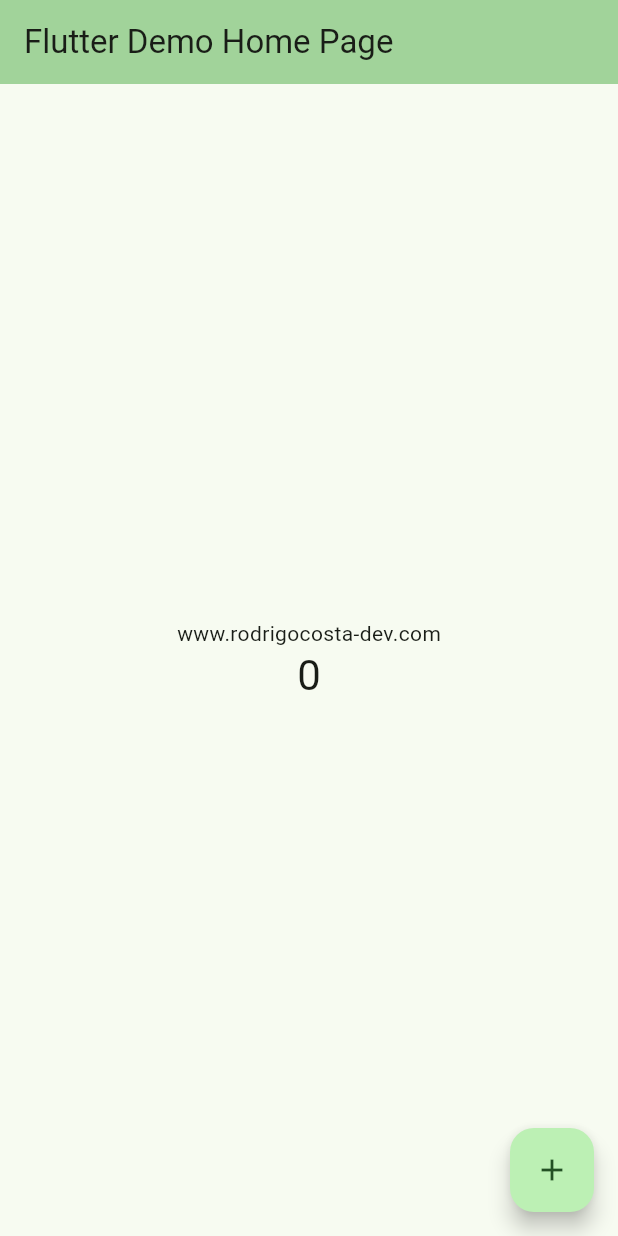
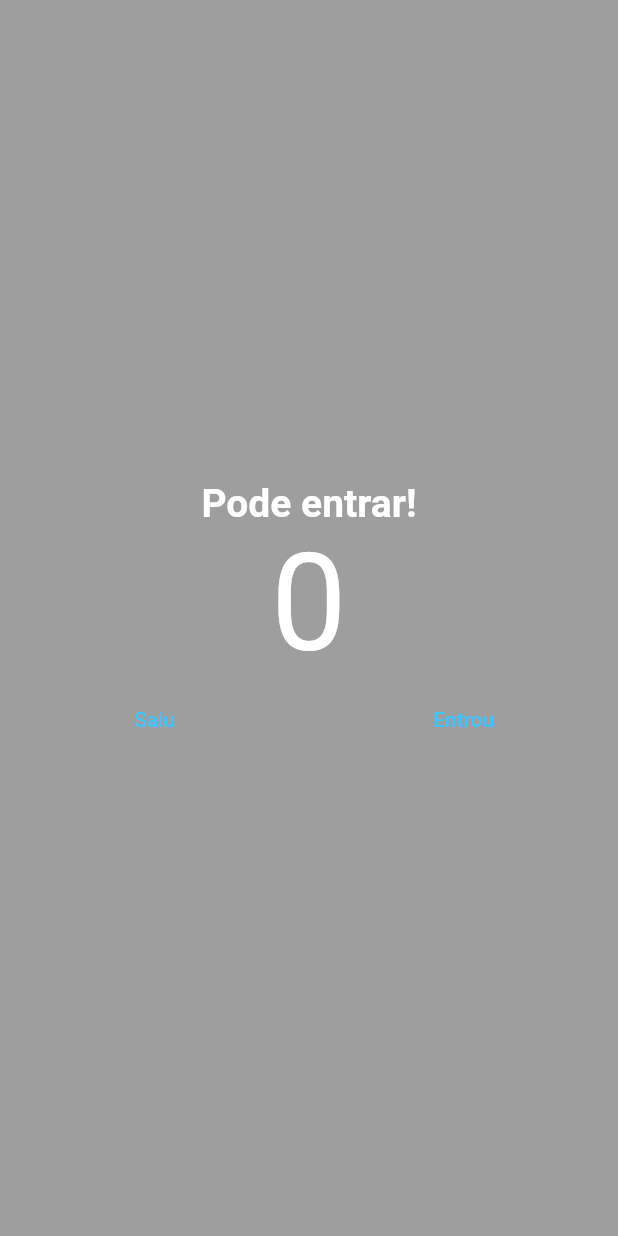
Before and after one commit to RodrigoCosta1983/contador, a Flutter app: the screen it shows after launch, on a phone screen of 412 x 824 dp. Run offline on Flutter 3.47's test engine with Material 2 defaults, Android fonts, the phone set to English and light mode, and no system bars.

Commit message:
UPDT Commit

```diff
--- a/lib/main.dart
+++ b/lib/main.dart
@@ -7,120 +7,57 @@ void main() {
 class MyApp extends StatelessWidget {
   const MyApp({super.key});
 
-  // This widget is the root of your application.
   @override
   Widget build(BuildContext context) {
-    return MaterialApp(
-      title: 'Flutter Demo',
-      theme: ThemeData(
-        // This is the theme of your application.
-        //
-        // TRY THIS: Try running your application with "flutter run". You'll see
-        // the application has a blue toolbar. Then, without quitting the app,
-        // try changing the seedColor in the colorScheme below to Colors.green
-        // and then invoke "hot reload" (save your changes or press the "hot
-        // reload" button in a Flutter-supported IDE, or press "r" if you used
-        // the command line to start the app).
-        //
-        // Notice that the counter didn't reset back to zero; the application
-        // state is not lost during the reload. To reset the state, use hot
-        // restart instead.
-        //
-        // This works for code too, not just values: Most code changes can be
-        // tested with just a hot reload.
-        colorScheme: ColorScheme.fromSeed(seedColor: Colors.green),
-        useMaterial3: true,
-      ),
-      home: const MyHomePage(title: 'Flutter Demo Home Page'),
+    return const MaterialApp(
+      home: HomePage(),
     );
   }
 }
 
-class MyHomePage extends StatefulWidget {
-  const MyHomePage({super.key, required this.title});
-
-  // This widget is the home page of your application. It is stateful, meaning
-  // that it has a State object (defined below) that contains fields that affect
-  // how it looks.
-
-  // This class is the configuration for the state. It holds the values (in this
-  // case the title) provided by the parent (in this case the App widget) and
-  // used by the build method of the State. Fields in a Widget subclass are
-  // always marked "final".
-
-  final String title;
-
-  @override
-  State<MyHomePage> createState() => _MyHomePageState();
+void decrement() {
+  print('Decrement');
 }
 
-class _MyHomePageState extends State<MyHomePage> {
-  int _counter = 0;
+void increment() {
+  print('InDecrement');
+}
 
-  void _incrementCounter() {
-    setState(() {
-      // This call to setState tells the Flutter framework that something has
-      // changed in this State, which causes it to rerun the build method below
-      // so that the display can reflect the updated values. If we changed
-      // _counter without calling setState(), then the build method would not be
-      // called again, and so nothing would appear to happen.
-      _counter++;
-    });
-  }
+class HomePage extends StatelessWidget {
+  const HomePage({super.key});
 
   @override
   Widget build(BuildContext context) {
-    // This method is rerun every time setState is called, for instance as done
-    // by the _incrementCounter method above.
-    //
-    // The Flutter framework has been optimized to make rerunning build methods
-    // fast, so that you can just rebuild anything that needs updating rather
-    // than having to individually change instances of widgets.
-    return Scaffold(
-      appBar: AppBar(
-        // TRY THIS: Try changing the color here to a specific color (to
-        // Colors.amber, perhaps?) and trigger a hot reload to see the AppBar
-        // change color while the other colors stay the same.
-        backgroundColor: Theme.of(context).colorScheme.inversePrimary,
-        // Here we take the value from the MyHomePage object that was created by
-        // the App.build method, and use it to set our appbar title.
-        title: Text(widget.title),
-      ),
-      body: Center(
-        // Center is a layout widget. It takes a single child and positions it
-        // in the middle of the parent.
-        child: Column(
-          // Column is also a layout widget. It takes a list of children and
-          // arranges them vertically. By default, it sizes itself to fit its
-          // children horizontally, and tries to be as tall as its parent.
-          //
-          // Column has various properties to control how it sizes itself and
-          // how it positions its children. Here we use mainAxisAlignment to
-          // center the children vertically; the main axis here is the vertical
-          // axis because Columns are vertical (the cross axis would be
-          // horizontal).
-          //
-          // TRY THIS: Invoke "debug painting" (choose the "Toggle Debug Paint"
-          // action in the IDE, or press "p" in the console), to see the
-          // wireframe for each widget.
+    return const Scaffold(
+      backgroundColor: Colors.black38,
+      body: Column(
         mainAxisAlignment: MainAxisAlignment.center,
-          children: <Widget>[
-            const Text(
-              'www.rodrigocosta-dev.com',
-
+        children: [
+          Text(
+            'Pode entrar!',
+            style: TextStyle(
+                fontSize: 26, color: Colors.white, fontWeight: FontWeight.w700),
           ),
           Text(
-              '$_counter',
-              style: Theme.of(context).textTheme.headlineMedium,
+            '0',
+            style: TextStyle(fontSize: 90, color: Colors.white),
+          ),
+          Row(
+            mainAxisAlignment: MainAxisAlignment.spaceAround,
+            children: [
+              TextButton(
+                onPressed: decrement,
+                child: Text('Saiu', style: TextStyle(color: Colors.lightBlueAccent),),
+              ),
+
+              TextButton(
+                onPressed: increment,
+                child: Text('Entrou', style: TextStyle(color: Colors.lightBlueAccent),),
               ),
             ],
           ),
+        ],
       ),
-      floatingActionButton: FloatingActionButton(
-        onPressed: _incrementCounter,
-        tooltip: 'Increment',
-        child: const Icon(Icons.add),
-      ), // This trailing comma makes auto-formatting nicer for build methods.
     );
   }
 }
```
Lines whose indentation alone changed are shown as unchanged.
